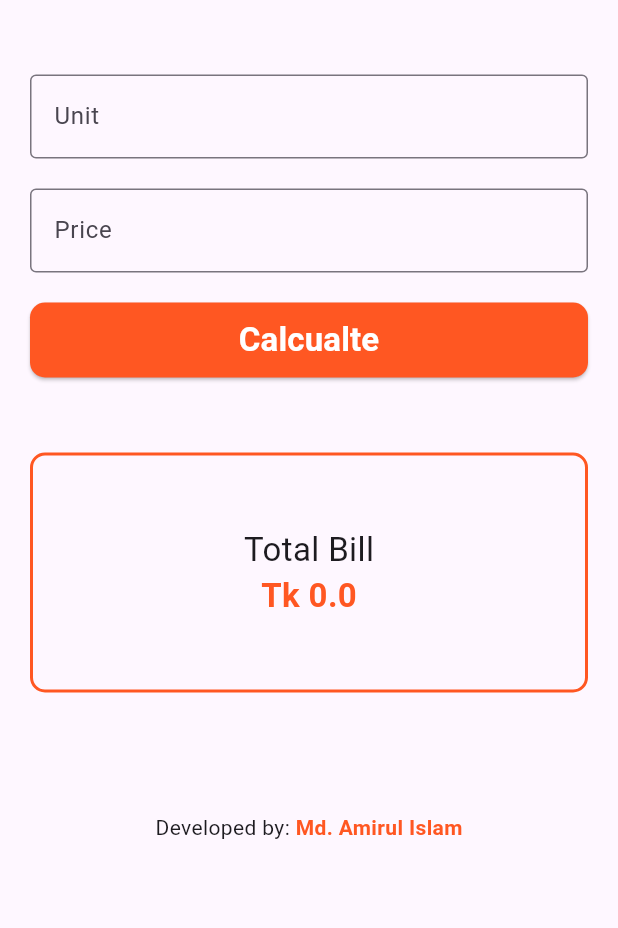
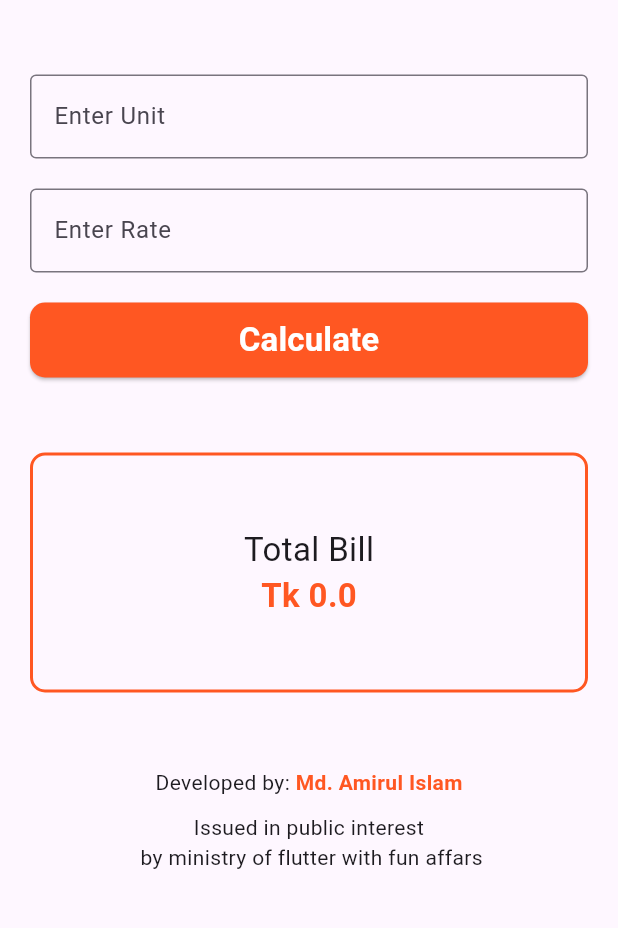
Before and after one commit to Amirul898/Flutter-learn-concept, a Flutter app: the screen it shows after launch, on a phone screen of 412 x 824 dp, the part 77-1005 px from its top. Run offline on Flutter 3.47's test engine with Material 3 defaults, Android fonts, the phone set to English and light mode, and no system bars.

Commit message:
Final pogram

```diff
--- /dev/null
+++ b/electricity_bil/lib/author.dart
@@ -0,0 +1,24 @@
+import 'package:flutter/material.dart';
+
+class Author extends StatelessWidget {
+  const Author({super.key});
+
+  @override
+  Widget build(BuildContext context) {
+    return Center(
+      child: Row(
+        mainAxisAlignment: MainAxisAlignment.center,
+        children: [
+          Text("Developed by: "),
+          Text(
+            "Md. Amirul Islam",
+            style: TextStyle(
+              fontWeight: FontWeight.bold,
+              color: Colors.deepOrange,
+            ),
+          ),
+        ],
+      ),
+    );
+  }
+}
--- a/electricity_bil/lib/button.dart
+++ b/electricity_bil/lib/button.dart
@@ -2,6 +2,12 @@ import 'package:flutter/material.dart';
 
 class Button extends StatelessWidget {
   const Button({super.key});
+
+  get unit => null;
+
+  get rate => null;
+
+  set totalBill(totalBill) {}
 
   @override
   Widget build(BuildContext context) {
@@ -11,17 +17,17 @@ class Button extends StatelessWidget {
         height: 50,
         width: double.infinity,
         child: ElevatedButton(
-          onPressed: () {},
-
+          onPressed: () {
+            totalBill = unit * rate;
+          },
           style: ElevatedButton.styleFrom(
             backgroundColor: Colors.deepOrange,
             shape: RoundedRectangleBorder(
               borderRadius: BorderRadius.circular(10),
-              // side: BorderSide(color: Colors.orange.shade300, width: 2),
             ),
           ),
           child: Text(
-            "Calcualte",
+            "Calculate",
             style: TextStyle(
               color: Colors.white,
               fontSize: 22,
--- a/electricity_bil/lib/home_page.dart
+++ b/electricity_bil/lib/home_page.dart
@@ -1,11 +1,22 @@
+import 'package:electricity_bil/author.dart';
 import 'package:electricity_bil/button.dart';
 import 'package:electricity_bil/head_section.dart';
 import 'package:electricity_bil/input_fild.dart';
+import 'package:electricity_bil/issue.dart';
 import 'package:electricity_bil/total_bill.dart';
 import 'package:flutter/material.dart';
 
-class HomePage extends StatelessWidget {
+class HomePage extends StatefulWidget {
   const HomePage({super.key});
+
+  @override
+  State<HomePage> createState() => _HomePageState();
+}
+
+class _HomePageState extends State<HomePage> {
+  double unit = 0.0;
+  double rate = 0.0;
+  double totalBill = 0.0;
 
   @override
   Widget build(BuildContext context) {
@@ -15,40 +26,33 @@ class HomePage extends StatelessWidget {
           SizedBox(height: 20),
           headSection(),
           SizedBox(height: 50),
-          inputFild("Unit", "Enter Unit"),
+          CustomInputField(
+            hintText: "Unit",
+            labelText: 'Enter Unit',
+            onChanged: (String value) {
+              unit = double.parse(value);
+              setState(() {});
+            },
+          ),
           SizedBox(height: 20),
-          inputFild("Price", "Enter Price"),
+          CustomInputField(
+            hintText: "Rate",
+            labelText: 'Enter Rate',
+            onChanged: (String value) {
+              rate = double.parse(value);
+              setState(() {});
+            },
+          ),
           SizedBox(height: 20),
           Button(),
           SizedBox(height: 50),
-          TotalBill(),
-          SizedBox(height: 80),
+          TotalBill(totalBill: rate * unit),
+          SizedBox(height: 50),
           Author(),
+          SizedBox(height: 10),
+          Issue(),
         ],
       ),
     );
   }
 }
-
-class Author extends StatelessWidget {
-  const Author({super.key});
-
-  @override
-  Widget build(BuildContext context) {
-    return Center(
-      child: Row(
-        mainAxisAlignment: MainAxisAlignment.center,
-        children: [
-          Text("Developed by: "),
-          Text(
-            "Md. Amirul Islam",
-            style: TextStyle(
-              fontWeight: FontWeight.bold,
-              color: Colors.deepOrange,
-            ),
-          ),
-        ],
-      ),
-    );
-  }
-}
--- a/electricity_bil/lib/input_fild.dart
+++ b/electricity_bil/lib/input_fild.dart
@@ -5,6 +5,7 @@ inputFild(Labeltext, HintTExt) {
   return Padding(
     padding: const EdgeInsets.symmetric(horizontal: 20),
     child: TextField(
+      onChanged: (value) {},
       decoration: InputDecoration(
         labelText: Labeltext,
         hintText: HintTExt,
@@ -13,3 +14,30 @@ inputFild(Labeltext, HintTExt) {
     ),
   );
 }
+
+class CustomInputField extends StatelessWidget {
+  final String labelText;
+  final String hintText;
+  final ValueChanged<String> onChanged;
+
+  CustomInputField({
+    required this.labelText,
+    required this.hintText,
+    required this.onChanged,
+  });
+
+  @override
+  Widget build(BuildContext context) {
+    return Padding(
+      padding: const EdgeInsets.symmetric(horizontal: 20),
+      child: TextField(
+        onChanged: onChanged,
+        decoration: InputDecoration(
+          labelText: labelText,
+          hintText: hintText,
+          border: OutlineInputBorder(),
+        ),
+      ),
+    );
+  }
+}
--- /dev/null
+++ b/electricity_bil/lib/issue.dart
@@ -0,0 +1,13 @@
+import 'package:flutter/material.dart';
+
+class Issue extends StatelessWidget {
+  const Issue({super.key});
+
+  @override
+  Widget build(BuildContext context) {
+    return Text(
+      "Issued in public interest \n by ministry of flutter with fun affars",
+      textAlign: TextAlign.center,
+    );
+  }
+}
--- a/electricity_bil/lib/total_bill.dart
+++ b/electricity_bil/lib/total_bill.dart
@@ -1,7 +1,9 @@
 import 'package:flutter/material.dart';
 
 class TotalBill extends StatelessWidget {
-  const TotalBill({super.key});
+  final double totalBill;
+
+  const TotalBill({super.key, required this.totalBill});
 
   @override
   Widget build(BuildContext context) {
@@ -14,13 +16,12 @@ class TotalBill extends StatelessWidget {
           borderRadius: BorderRadius.circular(10),
           border: Border.all(color: Colors.deepOrange, width: 2),
         ),
-
         child: Column(
           mainAxisAlignment: MainAxisAlignment.center,
           children: [
             Text("Total Bill", style: TextStyle(fontSize: 22)),
             Text(
-              "Tk 0.0",
+              "Tk $totalBill",
               style: TextStyle(
                 fontSize: 22,
                 fontWeight: FontWeight.bold,
```
